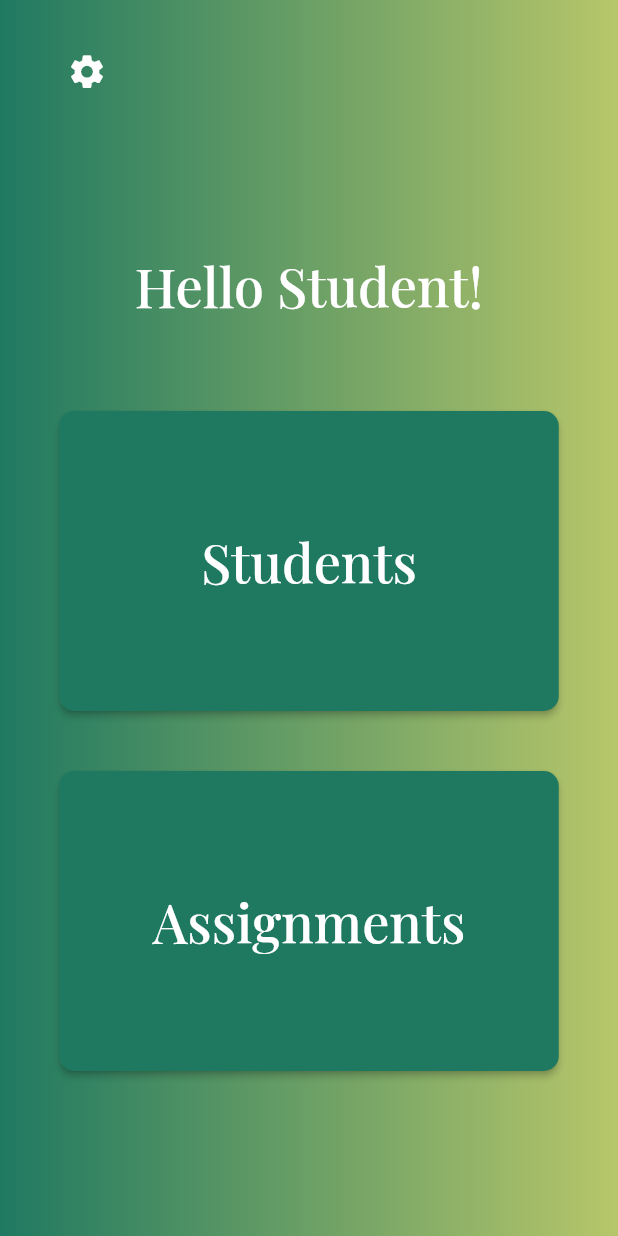
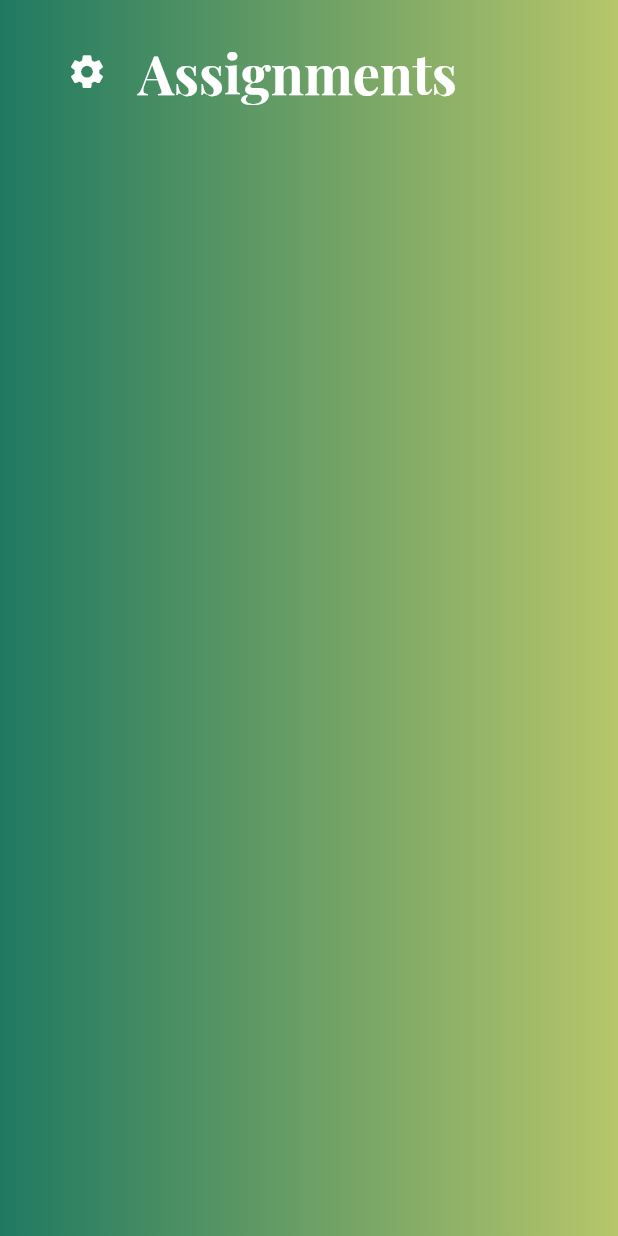
Before and after one commit to jagadeeshmarali/Homelga, a Flutter app: the StudentHome screen opened directly, on a phone screen of 412 x 824 dp. Run offline on Flutter 3.47's test engine with Material 2 defaults, Android fonts, the phone set to English and light mode, and no system bars; our stand-ins replace firebase_auth, firebase_core, firebase_database; accounts and stored records are empty; project files that could hold a hidden picture were left out.

Commit message:
student home

```diff
--- a/homelga_app/lib/student_home.dart
+++ b/homelga_app/lib/student_home.dart
@@ -1,5 +1,9 @@
+import 'dart:convert';
+
+import 'package:firebase_auth/firebase_auth.dart';
+import 'package:firebase_database/firebase_database.dart';
 import 'package:flutter/material.dart';
-import 'students.dart';
+import 'main.dart';
 import 'teacher_assignments.dart';
 
 class StudentHome extends StatefulWidget {
@@ -10,6 +14,10 @@ class StudentHome extends StatefulWidget {
 }
 
 class _StudentHomeState extends State<StudentHome> {
+  final nameCtrl = TextEditingController();
+  final dueCtrl = TextEditingController();
+  final textCtrl = TextEditingController();
+  final teacherId = FirebaseAuth.instance.currentUser?.uid;
   @override
   Widget build(BuildContext context) {
     return Container(
@@ -26,6 +34,12 @@ class _StudentHomeState extends State<StudentHome> {
         child: Scaffold(
           backgroundColor: Colors.transparent,
           appBar: AppBar(
+            title: const Text('Assignments',
+                style: TextStyle(
+                    fontSize: 36.0,
+                    fontFamily: 'Playfair',
+                    fontWeight: FontWeight.w700,
+                    color: Colors.white)),
             backgroundColor: Colors.transparent,
             elevation: 0.0,
             automaticallyImplyLeading: false,
@@ -38,57 +52,45 @@ class _StudentHomeState extends State<StudentHome> {
                 iconSize: 27.0,
                 padding: const EdgeInsets.only(left: 20.0)),
           ),
-          body: Row(
+          body: Center(
+            child: Container(
+              padding: const EdgeInsets.only(top: 20.0),
+              child: SingleChildScrollView(
+                child: Column(
                     mainAxisAlignment: MainAxisAlignment.center,
                     children: [
-              Column(mainAxisAlignment: MainAxisAlignment.center, children: [
-                const Text('Hello Student!',
-                    style: TextStyle(
-                        fontSize: 36.0,
-                        fontFamily: 'Playfair',
-                        fontWeight: FontWeight.w500,
-                        color: Colors.white)),
-                const SizedBox(height: 60.0),
+                      for (var assignment in assignmentObjects)
                         ElevatedButton(
                             onPressed: () {
-                      Navigator.push(
-                          context,
-                          MaterialPageRoute(
-                              builder: (context) => const Students()));
+                              // Navigator.push(
+                              //     context,
+                              //     MaterialPageRoute(
+                              //         builder: (context) => const Students()));
                             },
                             style: ElevatedButton.styleFrom(
                                 backgroundColor: const Color(0xFF1F7961),
-                        minimumSize: const Size(333.0, 200.0),
+                                minimumSize: const Size(333.0, 150.0),
                                 shape: const RoundedRectangleBorder(
-                            borderRadius:
-                                BorderRadius.all(Radius.circular(10.0)))),
-                    child: const Text('Students',
-                        style: TextStyle(
-                            fontSize: 36.0,
+                                    borderRadius: BorderRadius.all(
+                                        Radius.circular(10.0)))),
+                            child: Column(children: [
+                              Text(assignment.name,
+                                  style: const TextStyle(
+                                      fontSize: 24.0,
                                       fontFamily: 'Playfair',
-                            fontWeight: FontWeight.w500))),
+                                      fontWeight: FontWeight.w600)),
+                              const SizedBox(height: 20.0),
+                              Text('Due Date: ${assignment.dueDate}',
+                                  style: const TextStyle(
+                                      fontSize: 15.0,
+                                      fontFamily: 'Playfair',
+                                      fontWeight: FontWeight.w500,
+                                      color: Colors.white70)),
+                            ])),
                       const SizedBox(height: 40.0),
-                ElevatedButton(
-                    onPressed: () {
-                      Navigator.push(
-                          context,
-                          MaterialPageRoute(
-                              builder: (context) =>
-                                  const TeacherAssignments()));
-                    },
-                    style: ElevatedButton.styleFrom(
-                        backgroundColor: const Color(0xFF1F7961),
-                        minimumSize: const Size(333.0, 200.0),
-                        shape: const RoundedRectangleBorder(
-                            borderRadius:
-                                BorderRadius.all(Radius.circular(10.0)))),
-                    child: const Text('Assignments',
-                        style: TextStyle(
-                            fontSize: 36.0,
-                            fontFamily: 'Playfair',
-                            fontWeight: FontWeight.w500))),
                     ]),
-            ],
+              ),
+            ),
           ),
         ));
   }
```
Also changed, not shown: 1 other file. Lines whose indentation alone changed are shown as unchanged.
